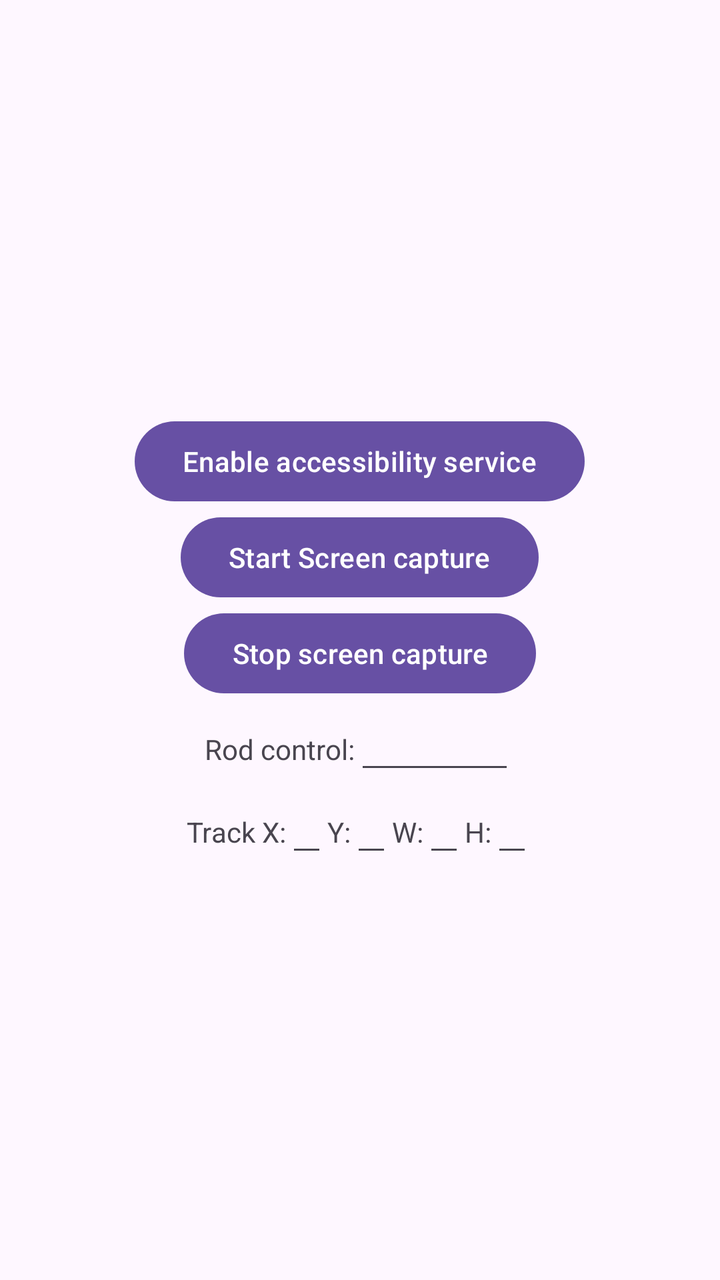
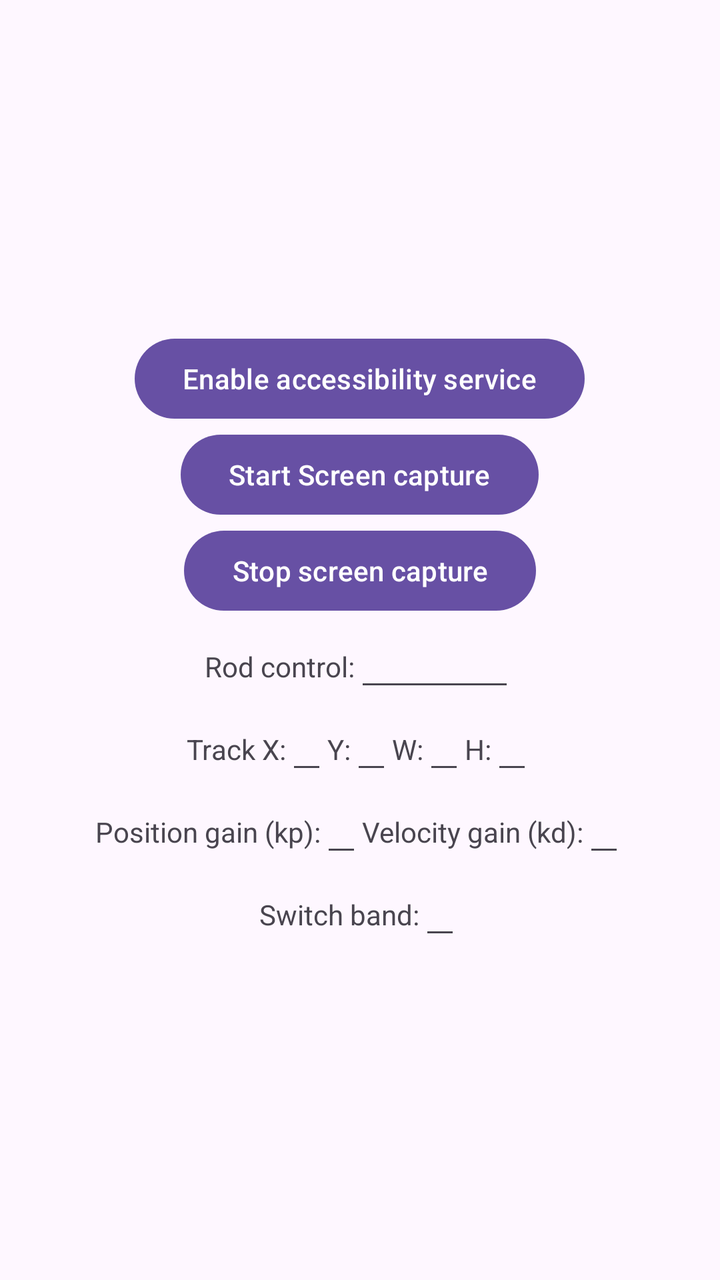

Screens rendered from an Android XML layout before and after an edit, with the pre-edit source and the edit as a unified diff.
<!-- AndroidManifest.xml: application theme Theme.FischDroid -->
<!-- res/layout/activity_main.xml -->
<?xml version="1.0" encoding="utf-8"?>
<androidx.appcompat.widget.LinearLayoutCompat xmlns:android="http://schemas.android.com/apk/res/android"
    xmlns:tools="http://schemas.android.com/tools"
    android:id="@+id/main"
    android:layout_width="match_parent"
    android:layout_height="match_parent"
    android:clickable="true"
    android:focusableInTouchMode="true"
    android:gravity="center"
    android:orientation="vertical"
    tools:context=".MainActivity">

    <Button
        android:id="@+id/btnEnable"
        android:layout_width="wrap_content"
        android:layout_height="wrap_content"
        android:text="@string/enable_accessibility_service" />

    <Button
        android:id="@+id/btnCapture"
        android:layout_width="wrap_content"
        android:layout_height="wrap_content"
        android:text="@string/start_screen_capture" />

    <Button
        android:id="@+id/btnStopCapture"
        android:layout_width="wrap_content"
        android:layout_height="wrap_content"
        android:text="@string/stop_screen_capture" />

    <LinearLayout
        android:layout_width="wrap_content"
        android:layout_height="wrap_content"
        android:orientation="horizontal">

        <TextView
            android:layout_width="wrap_content"
            android:layout_height="wrap_content"
            android:labelFor="@id/rodControl"
            android:text="@string/rod_control_label" />

        <EditText
            android:id="@+id/rodControl"
            android:layout_width="80dp"
            android:layout_height="wrap_content"
            android:autofillHints=""
            android:inputType="numberDecimal|numberSigned" />

    </LinearLayout>

    <LinearLayout
        android:layout_width="wrap_content"
        android:layout_height="wrap_content"
        android:orientation="horizontal">

        <TextView
            android:layout_width="wrap_content"
            android:layout_height="wrap_content"
            android:labelFor="@id/trackX"
            android:text="@string/track_x_label" />

        <EditText
            android:id="@+id/trackX"
            android:layout_width="wrap_content"
            android:layout_height="wrap_content"
            android:autofillHints=""
            android:inputType="number" />

        <TextView
            android:layout_width="wrap_content"
            android:layout_height="wrap_content"
            android:labelFor="@id/trackY"
            android:text="@string/track_y_label" />

        <EditText
            android:id="@+id/trackY"
            android:layout_width="wrap_content"
            android:layout_height="wrap_content"
            android:autofillHints=""
            android:inputType="number" />

        <TextView
            android:layout_width="wrap_content"
            android:layout_height="wrap_content"
            android:labelFor="@id/trackW"
            android:text="@string/track_w_label" />

        <EditText
            android:id="@+id/trackW"
            android:layout_width="wrap_content"
            android:layout_height="wrap_content"
            android:autofillHints=""
            android:inputType="number" />

        <TextView
            android:layout_width="wrap_content"
            android:layout_height="wrap_content"
            android:labelFor="@id/trackH"
            android:text="@string/track_h_label" />

        <EditText
            android:id="@+id/trackH"
            android:layout_width="wrap_content"
            android:layout_height="wrap_content"
            android:autofillHints=""
            android:inputType="number" />

    </LinearLayout>

</androidx.appcompat.widget.LinearLayoutCompat>
<!-- resources referenced by this layout -->
<resources>
  <string name="enable_accessibility_service">Enable accessibility service</string>
  <string name="rod_control_label">Rod control:</string>
  <string name="start_screen_capture">Start Screen capture</string>
  <string name="stop_screen_capture">Stop screen capture</string>
  <string name="track_h_label">H:</string>
  <string name="track_w_label">W:</string>
  <string name="track_x_label">Track X:</string>
  <string name="track_y_label">Y:</string>
  <style name="Theme.FischDroid" parent="Base.Theme.FischDroid" />
  <style name="Base.Theme.FischDroid" parent="Theme.Material3.DayNight.NoActionBar">
          
          
      </style>
</resources>

<!-- the commit's change to res/layout/activity_main.xml (unified diff, before → after) -->
@@ -107,4 +107,57 @@
 
     </LinearLayout>
 
+    <LinearLayout
+        android:layout_width="wrap_content"
+        android:layout_height="wrap_content"
+        android:orientation="horizontal">
+
+        <TextView
+            android:layout_width="wrap_content"
+            android:layout_height="wrap_content"
+            android:labelFor="@id/et_position_gain"
+            android:text="@string/position_gain_label" />
+
+        <EditText
+            android:id="@+id/et_position_gain"
+            android:layout_width="wrap_content"
+            android:layout_height="wrap_content"
+            android:autofillHints=""
+            android:inputType="number" />
+
+        <TextView
+            android:layout_width="wrap_content"
+            android:layout_height="wrap_content"
+            android:labelFor="@id/et_velocity_gain"
+            android:text="@string/velocity_gain_label" />
+
+        <EditText
+            android:id="@+id/et_velocity_gain"
+            android:layout_width="wrap_content"
+            android:layout_height="wrap_content"
+            android:autofillHints=""
+            android:inputType="number" />
+
+    </LinearLayout>
+
+    <LinearLayout
+        android:layout_width="wrap_content"
+        android:layout_height="wrap_content"
+        android:orientation="horizontal">
+
+        <TextView
+            android:layout_width="wrap_content"
+            android:layout_height="wrap_content"
+            android:labelFor="@id/et_switch_band"
+            android:text="@string/switch_band_label" />
+
+        <EditText
+            android:id="@+id/et_switch_band"
+            android:layout_width="wrap_content"
+            android:layout_height="wrap_content"
+            android:autofillHints=""
+            android:inputType="number" />
+
+    </LinearLayout>
+
 </androidx.appcompat.widget.LinearLayoutCompat>
<!-- resource entries referenced after the edit -->
@@ -1,13 +1,16 @@
 <!-- resources referenced by this layout -->
 <resources>
   <string name="enable_accessibility_service">Enable accessibility service</string>
+  <string name="position_gain_label">Position gain (kp):</string>
   <string name="rod_control_label">Rod control:</string>
   <string name="start_screen_capture">Start Screen capture</string>
   <string name="stop_screen_capture">Stop screen capture</string>
+  <string name="switch_band_label">Switch band:</string>
   <string name="track_h_label">H:</string>
   <string name="track_w_label">W:</string>
   <string name="track_x_label">Track X:</string>
   <string name="track_y_label">Y:</string>
+  <string name="velocity_gain_label">Velocity gain (kd):</string>
   <style name="Theme.FischDroid" parent="Base.Theme.FischDroid" />
   <style name="Base.Theme.FischDroid" parent="Theme.Material3.DayNight.NoActionBar">
           
